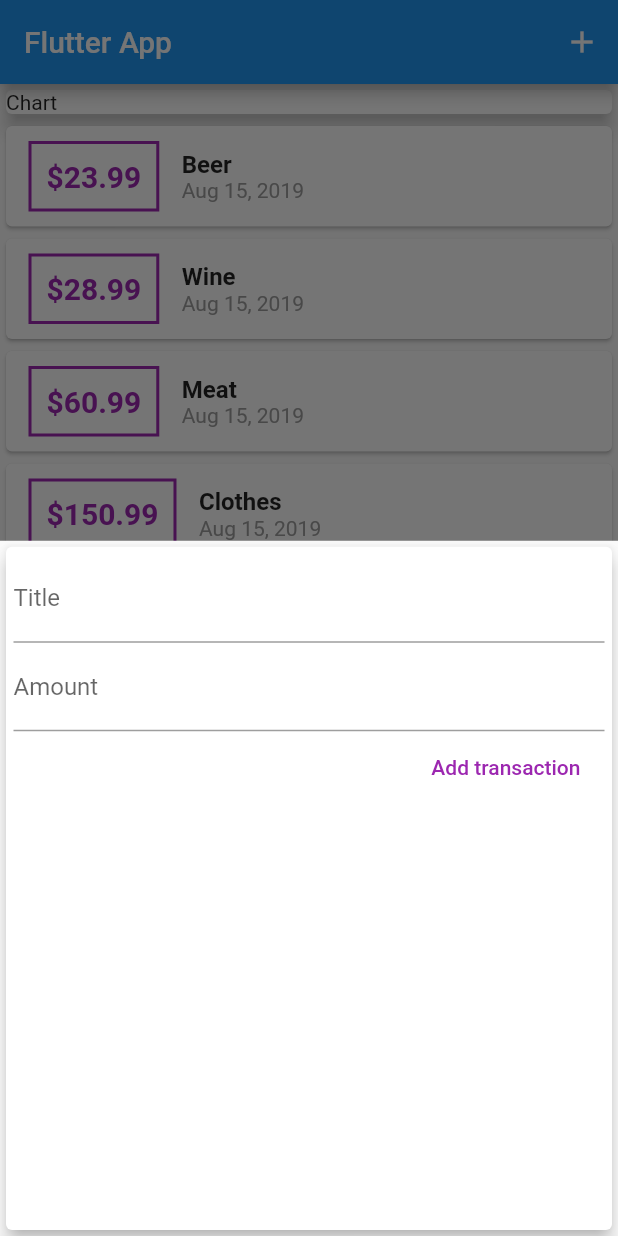
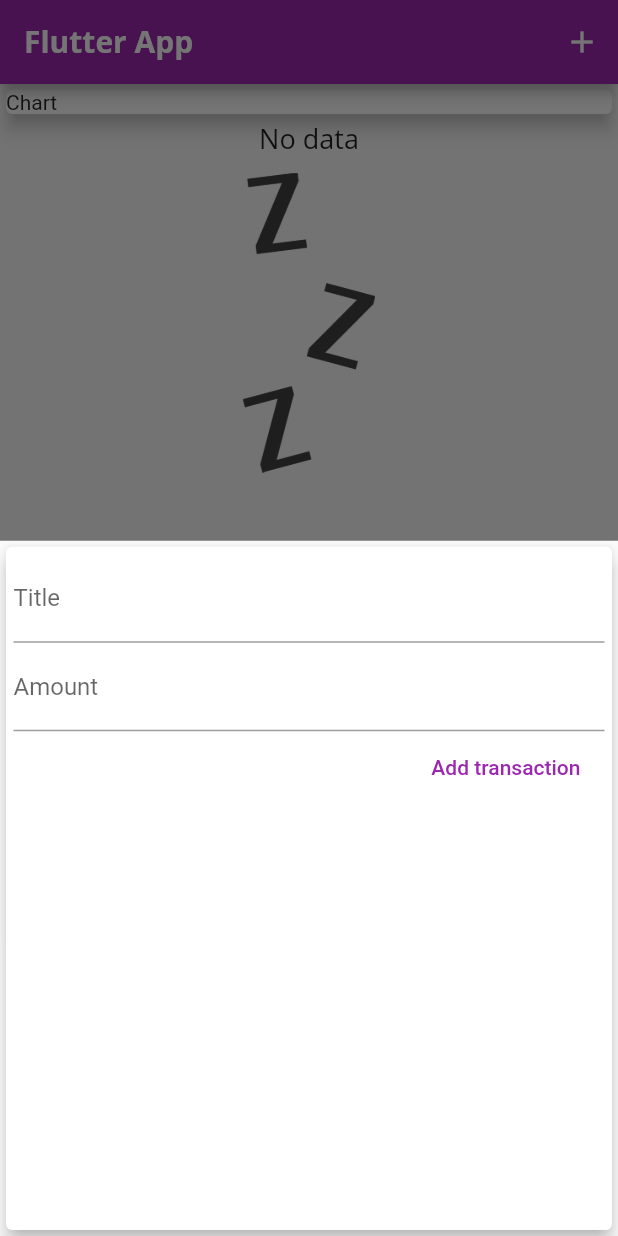
Before and after one commit to gusxavi/personal_expenses, a Flutter app: the screen it shows after launch, after a tap on the "add" icon, on a phone screen of 412 x 824 dp. Run offline on Flutter 3.47's test engine with Material 2 defaults, Android fonts, the phone set to English and light mode, and no system bars.

Commit message:
New fonts, image, theming app

```diff
--- a/lib/main.dart
+++ b/lib/main.dart
@@ -11,6 +11,19 @@ class PersonalExpensesApp extends StatelessWidget {
   @override
   Widget build(BuildContext context) {
     return MaterialApp(
+      theme: ThemeData(
+          primarySwatch: Colors.purple,
+          accentColor: Colors.amber,
+          fontFamily: 'QuickSand',
+          textTheme: ThemeData.light()
+              .textTheme
+              .copyWith(title: TextStyle(fontFamily: 'OpenSans', fontSize: 18)),
+          appBarTheme: AppBarTheme(
+              textTheme: ThemeData.light().textTheme.copyWith(
+                  title: TextStyle(
+                      fontFamily: 'OpenSans',
+                      fontSize: 20,
+                      fontWeight: FontWeight.bold)))),
       title: 'Flutter App',
       home: MyHomePage(),
     );
@@ -23,13 +36,14 @@ class MyHomePage extends StatefulWidget {
 }
 
 class _MyHomePageState extends State<MyHomePage> {
-  final List<Transaction> _userTransactions = [
-    Transaction(id: '1', title: 'Beer', amount: 23.99, date: DateTime.now()),
-    Transaction(id: '2', title: 'Wine', amount: 28.99, date: DateTime.now()),
-    Transaction(id: '3', title: 'Meat', amount: 60.99, date: DateTime.now()),
-    Transaction(
-        id: '4', title: 'Clothes', amount: 150.99, date: DateTime.now()),
-  ];
+  // final List<Transaction> _userTransactions = [
+  //   Transaction(id: '1', title: 'Beer', amount: 23.99, date: DateTime.now()),
+  //   Transaction(id: '2', title: 'Wine', amount: 28.99, date: DateTime.now()),
+  //   Transaction(id: '3', title: 'Meat', amount: 60.99, date: DateTime.now()),
+  //   Transaction(
+  //       id: '4', title: 'Clothes', amount: 150.99, date: DateTime.now()),
+  // ];
+  final List<Transaction> _userTransactions = [];
 
   void _addNewTransaction(String title, double amount) {
     final newTx = Transaction(
@@ -59,7 +73,10 @@ class _MyHomePageState extends State<MyHomePage> {
   Widget build(BuildContext context) {
     return Scaffold(
       appBar: AppBar(
-        title: Text('Flutter App'),
+        title: Text(
+          'Flutter App',
+          style: TextStyle(fontFamily: 'OpenSans'),
+        ),
         actions: <Widget>[
           IconButton(
             icon: Icon(Icons.add),
--- a/lib/widgets/new_transaction.dart
+++ b/lib/widgets/new_transaction.dart
@@ -1,11 +1,18 @@
 import 'package:flutter/material.dart';
 
-class NewTransaction extends StatelessWidget {
-  final titleController = TextEditingController();
-  final amountController = TextEditingController();
+class NewTransaction extends StatefulWidget {
   final Function transactionHandler;
 
   NewTransaction(this.transactionHandler);
+
+  @override
+  _NewTransactionState createState() => _NewTransactionState();
+}
+
+class _NewTransactionState extends State<NewTransaction> {
+  final titleController = TextEditingController();
+
+  final amountController = TextEditingController();
 
   void submitData() {
     final enteredTitle = titleController.text;
@@ -15,7 +22,8 @@ class NewTransaction extends StatelessWidget {
       return;
     }
 
-    transactionHandler(enteredTitle, enteredAmount);
+    widget.transactionHandler(enteredTitle, enteredAmount);
+    Navigator.of(context).pop();
   }
 
   @override
@@ -40,7 +48,7 @@ class NewTransaction extends StatelessWidget {
             ),
             FlatButton(
                 child: Text('Add transaction'),
-                textColor: Colors.purple,
+                textColor: Theme.of(context).primaryColor,
                 onPressed: submitData)
           ],
         ),
--- a/lib/widgets/transaction_list.dart
+++ b/lib/widgets/transaction_list.dart
@@ -12,7 +12,26 @@ class TransactionList extends StatelessWidget {
   Widget build(BuildContext context) {
     return Container(
       height: 300,
-      child: ListView.builder(
+      child: transactions.isEmpty
+          ? Column(
+              children: <Widget>[
+                Text(
+                  'No data',
+                  style: Theme.of(context).textTheme.title,
+                ),
+                SizedBox(
+                  height: 10,
+                ),
+                Container(
+                  height: 200,
+                  child: Image.asset(
+                    'assets/images/waiting.png',
+                    fit: BoxFit.cover,
+                  ),
+                )
+              ],
+            )
+          : ListView.builder(
               itemBuilder: (ctx, index) {
                 return Card(
                   child: Row(
@@ -24,7 +43,7 @@ class TransactionList extends StatelessWidget {
                         ),
                         decoration: BoxDecoration(
                           border: Border.all(
-                      color: Colors.purple,
+                            color: Theme.of(context).primaryColor,
                             width: 2,
                           ),
                         ),
@@ -34,25 +53,19 @@ class TransactionList extends StatelessWidget {
                           style: TextStyle(
                             fontWeight: FontWeight.bold,
                             fontSize: 20,
-                      color: Colors.purple,
+                            color: Theme.of(context).primaryColor,
                           ),
                         ),
                       ),
                       Column(
                         crossAxisAlignment: CrossAxisAlignment.start,
                         children: <Widget>[
-                    Text(
-                      transactions[index].title,
-                      style: TextStyle(
-                        fontSize: 16,
-                        fontWeight: FontWeight.bold,
-                      ),
-                    ),
+                          Text(transactions[index].title,
+                              style: Theme.of(context).textTheme.title),
                           Text(
                             DateFormat.yMMMd().format(transactions[index].date),
-                      style: TextStyle(
-                        color: Colors.grey,
-                      ),
+                            style:
+                                TextStyle(color: Theme.of(context).accentColor),
                           ),
                         ],
                       ),
```
Also changed, not shown: pubspec.yaml (+17 -8 lines), assets/fonts/OpenSans-Bold.ttf (added), assets/fonts/OpenSans-Regular.ttf (added), assets/fonts/Quicksand-Bold.ttf (added), assets/fonts/Quicksand-Light.ttf (added), assets/fonts/Quicksand-Medium.ttf (added), assets/fonts/Quicksand-Regular.ttf (added), assets/images/waiting.png (added). Lines whose indentation alone changed are shown as unchanged.
